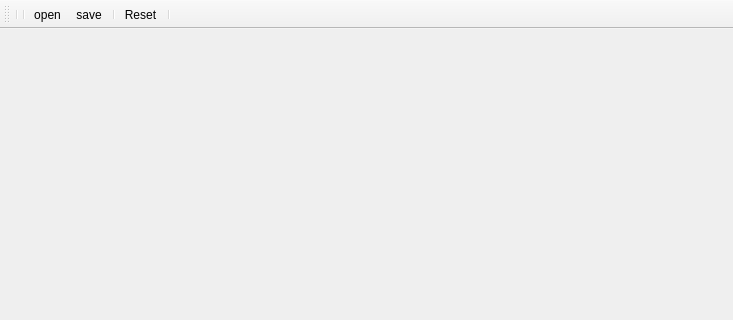
yakout/YADIV, file imageviewer.ui: the form before one commit; both pictures show x 0 to 733 and y 0 to 320 of the 733 by 520 pixel window.
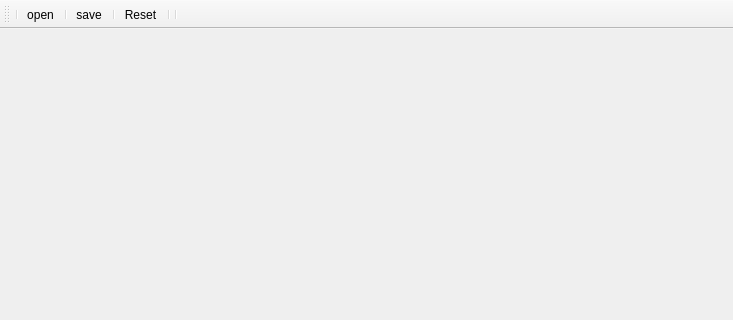
The form after the commit. Icons and pictures are not drawn.

Commit message: Hamdy, zoom in/out attmept

The edit to the form file:
```diff
--- a/imageviewer.ui
+++ b/imageviewer.ui
@@ -43,12 +43,13 @@
     <bool>false</bool>
    </attribute>
    <addaction name="separator"/>
-   <addaction name="separator"/>
    <addaction name="actionopen"/>
+   <addaction name="separator"/>
    <addaction name="actionsave"/>
    <addaction name="separator"/>
    <addaction name="actionReset"/>
    <addaction name="separator"/>
+   <addaction name="separator"/>
   </widget>
   <widget class="QToolBar" name="Edit_Toolbar">
    <property name="windowTitle">
```
The commit also changes 1 other file.
